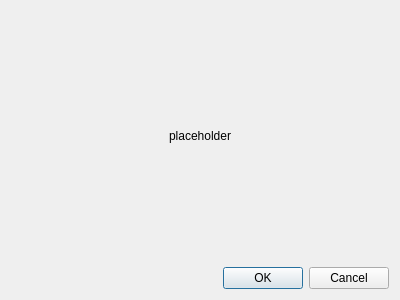
First picture: the form in neurolabi/gui/protocols/todoreviewinputdialog.ui, repository janelia-flyem/NeuTu, before the edit.
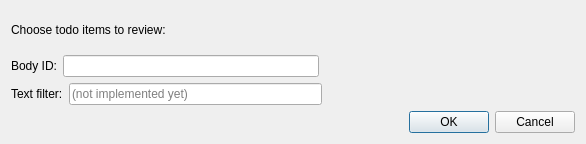
Second picture: the form after the edit.

Diff of the .ui file:
```diff
--- a/neurolabi/gui/protocols/todoreviewinputdialog.ui
+++ b/neurolabi/gui/protocols/todoreviewinputdialog.ui
@@ -6,8 +6,8 @@
    <rect>
     <x>0</x>
     <y>0</y>
-    <width>400</width>
-    <height>300</height>
+    <width>586</width>
+    <height>144</height>
    </rect>
   </property>
   <property name="windowTitle">
@@ -17,13 +17,71 @@
    <item>
     <widget class="QLabel" name="label">
      <property name="text">
-      <string>placeholder</string>
+      <string>Choose todo items to review:</string>
      </property>
      <property name="alignment">
-      <set>Qt::AlignCenter</set>
+      <set>Qt::AlignLeading|Qt::AlignLeft|Qt::AlignVCenter</set>
      </property>
     </widget>
    </item>
+   <item>
+    <layout class="QHBoxLayout" name="horizontalLayout">
+     <item>
+      <widget class="QLabel" name="label_10">
+       <property name="text">
+        <string>Body ID:</string>
+       </property>
+      </widget>
+     </item>
+     <item>
+      <widget class="QLineEdit" name="bodyIDInput"/>
+     </item>
+     <item>
+      <spacer name="horizontalSpacer">
+       <property name="orientation">
+        <enum>Qt::Horizontal</enum>
+       </property>
+       <property name="sizeHint" stdset="0">
+        <size>
+         <width>40</width>
+         <height>20</height>
+        </size>
+       </property>
+      </spacer>
+     </item>
+    </layout>
+   </item>
+   <item>
+    <layout class="QHBoxLayout" name="horizontalLayout_2">
+     <item>
+      <widget class="QLabel" name="label_2">
+       <property name="text">
+        <string>Text filter:</string>
+       </property>
+      </widget>
+     </item>
+     <item>
+      <widget class="QLineEdit" name="textFilterInput">
+       <property name="placeholderText">
+        <string>(not implemented yet)</string>
+       </property>
+      </widget>
+     </item>
+     <item>
+      <spacer name="horizontalSpacer_2">
+       <property name="orientation">
+        <enum>Qt::Horizontal</enum>
+       </property>
+       <property name="sizeHint" stdset="0">
+        <size>
+         <width>40</width>
+         <height>20</height>
+        </size>
+       </property>
+      </spacer>
+     </item>
+    </layout>
+   </item>
    <item>
     <widget class="QDialogButtonBox" name="buttonBox">
      <property name="orientation">
```
